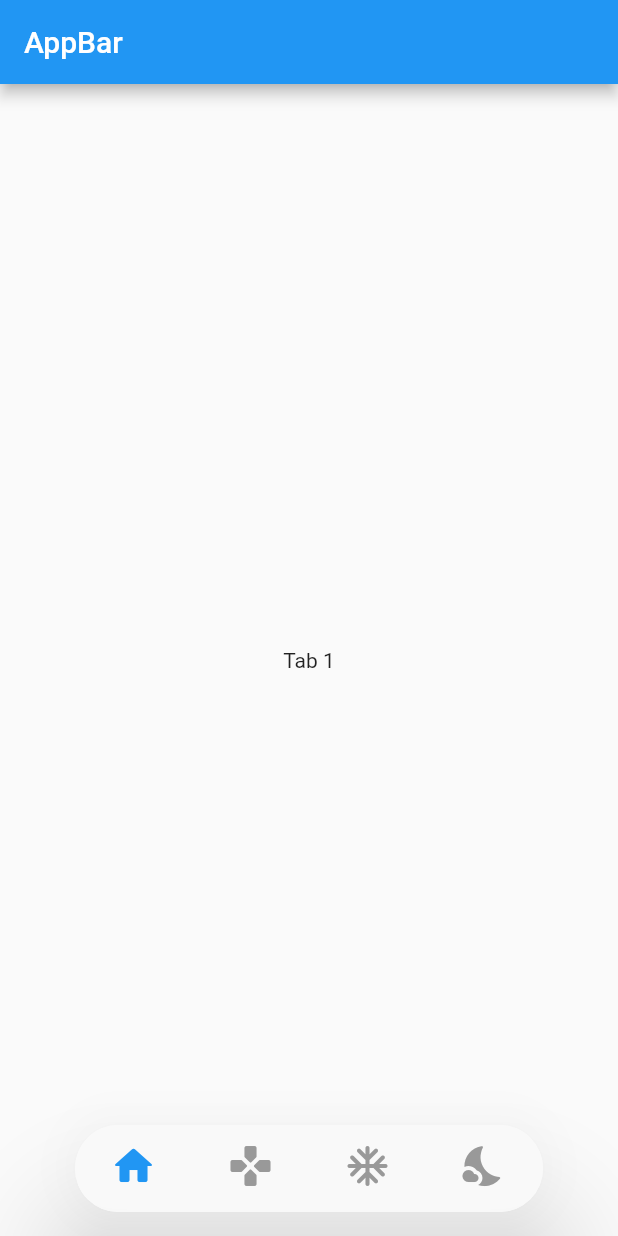
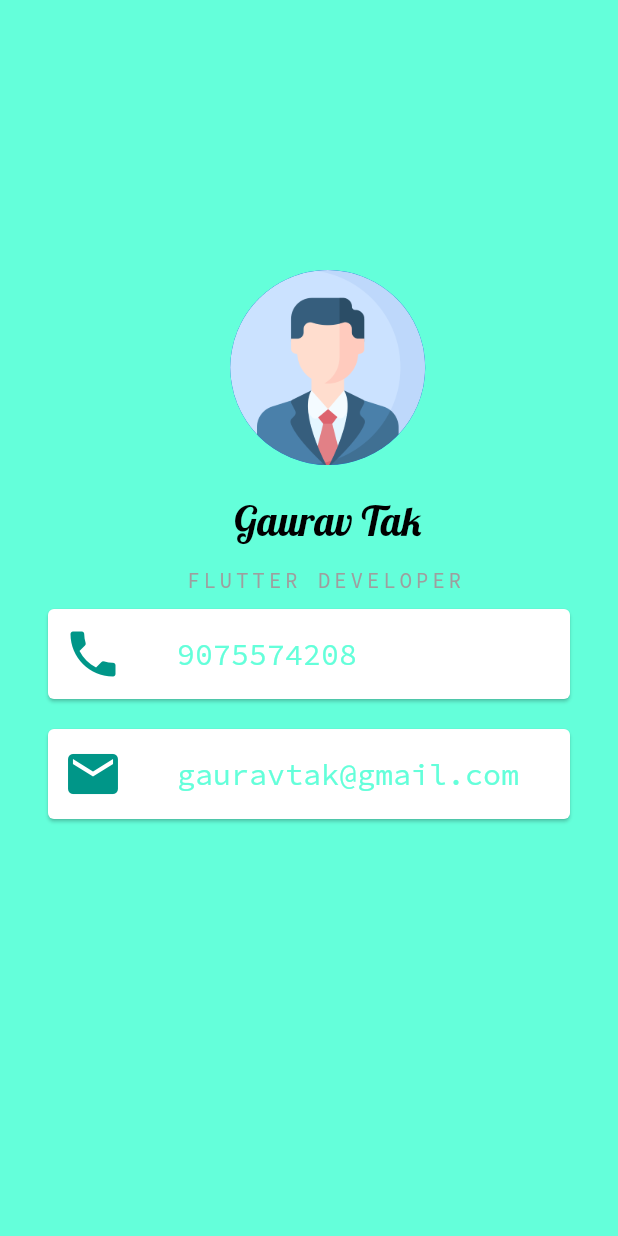
Before and after one commit to Gauravt99/FlutterfirstApp, a Flutter app: the screen it shows after launch, on a phone screen of 412 x 824 dp. Run offline on Flutter 3.47's test engine with Material 2 defaults, Android fonts, the phone set to English and light mode, and no system bars.

Commit message:
day 1 completed

```diff
--- a/lib/main.dart
+++ b/lib/main.dart
@@ -1,5 +1,6 @@
 import 'package:flutter/material.dart';
 import 'package:project2/floating_tab_bar_page_view.dart';
+import 'package:project2/mycard.dart';
 
 void main() {
   runApp(MyApp());
@@ -9,7 +10,8 @@ class MyApp extends StatelessWidget {
   @override
   Widget build(BuildContext context) {
     return MaterialApp(
-      home: FloatingTabBarPageView(),
+      home: MyCard(),
+      //home: FloatingTabBarPageView(),
       // home: Scaffold(
       //   backgroundColor: Colors.white,
       //   body: Column(
--- /dev/null
+++ b/lib/mycard.dart
@@ -0,0 +1,99 @@
+import 'package:flutter/material.dart';
+
+void main() {
+  runApp(MyCard());
+}
+
+class MyCard extends StatelessWidget {
+  @override
+  Widget build(BuildContext context) {
+    return MaterialApp(
+      home: Scaffold(
+        backgroundColor: Colors.tealAccent,
+
+        // appBar: AppBar(),
+        body: SafeArea(
+            child: Container(
+          child: Column(
+            children: [
+              Container(
+                margin: EdgeInsets.only(top: 180, left: 25),
+                child: CircleAvatar(
+                  radius: 65.0,
+                  backgroundImage: AssetImage('assets/images/profile.png'),
+                ),
+              ),
+              Container(
+                margin: EdgeInsets.only(top: 20, left: 25),
+                child: Text(
+                  'Gaurav Tak',
+                  style: TextStyle(
+                      color: Colors.black, fontSize: 27, fontFamily: 'Lobster'),
+                ),
+              ),
+              Padding(
+                padding: EdgeInsets.only(top: 14, left: 20),
+                child: Text(
+                  'FLUTTER DEVELOPER',
+                  style: TextStyle(
+                      color: Colors.grey,
+                      fontSize: 14,
+                      fontFamily: 'SourceCodePro',
+                      letterSpacing: 2.5),
+                ),
+              ),
+              Card(
+                color: Colors.white,
+                //padding: EdgeInsets.all(11),
+                margin: EdgeInsets.symmetric(vertical: 10, horizontal: 32),
+                child: Padding(
+                  padding: const EdgeInsets.all(10),
+                  child: Row(
+                    children: [
+                      Icon(
+                        Icons.phone,
+                        color: Colors.teal,
+                        size: 40,
+                      ),
+                      Text(
+                        '   9075574208',
+                        style: TextStyle(
+                            fontFamily: 'SourceCodePro',
+                            fontSize: 20,
+                            color: Colors.tealAccent),
+                      )
+                    ],
+                  ),
+                ),
+              ),
+              Card(
+                color: Colors.white,
+                //padding: EdgeInsets.all(11),
+                margin: EdgeInsets.symmetric(vertical: 10, horizontal: 32),
+                child: Padding(
+                  padding: const EdgeInsets.all(10),
+                  child: Row(
+                    children: [
+                      Icon(
+                        Icons.email,
+                        color: Colors.teal,
+                        size: 40,
+                      ),
+                      Text(
+                        '   gauravtak@gmail.com',
+                        style: TextStyle(
+                            fontFamily: 'SourceCodePro',
+                            fontSize: 20,
+                            color: Colors.tealAccent),
+                      )
+                    ],
+                  ),
+                ),
+              )
+            ],
+          ),
+        )),
+      ),
+    );
+  }
+}
```
Also changed, not shown: pubspec.yaml (+11 -2 lines), assets/images/profile.png (added), fonts/SourceCodePro-Light.ttf (added).
